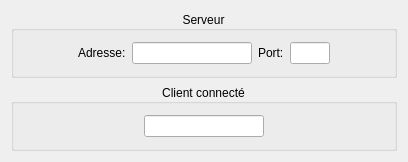
The window that main/qt/MatisseServer/ui/ServerDialog.ui (IfremerUnderwater/Matisse) describes before a commit, drawn with Qt 5.
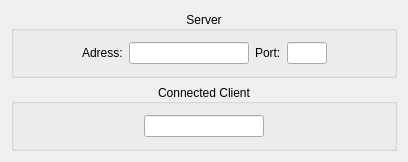
The same window after the commit.

```diff
--- a/main/qt/MatisseServer/ui/ServerDialog.ui
+++ b/main/qt/MatisseServer/ui/ServerDialog.ui
@@ -7,7 +7,7 @@
     <x>0</x>
     <y>0</y>
     <width>408</width>
-    <height>130</height>
+    <height>153</height>
    </rect>
   </property>
   <property name="windowTitle">
@@ -17,7 +17,7 @@
    <item row="0" column="0">
     <widget class="QGroupBox" name="groupBox">
      <property name="title">
-      <string>Serveur</string>
+      <string>Server</string>
      </property>
      <property name="alignment">
       <set>Qt::AlignCenter</set>
@@ -39,7 +39,7 @@
       <item>
        <widget class="QLabel" name="label">
         <property name="text">
-         <string>Adresse:</string>
+         <string>Adress:</string>
         </property>
        </widget>
       </item>
@@ -113,7 +113,7 @@
    <item row="1" column="0">
     <widget class="QGroupBox" name="groupBox_2">
      <property name="title">
-      <string>Client connecté</string>
+      <string>Connected Client</string>
      </property>
      <property name="alignment">
       <set>Qt::AlignCenter</set>
```
